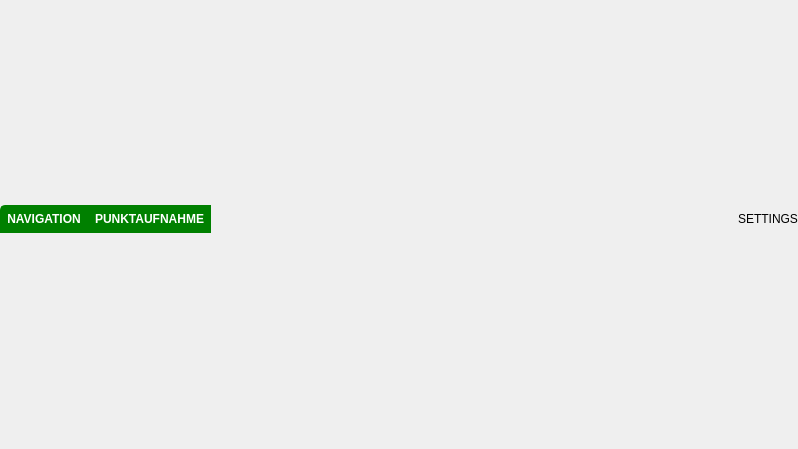
The window that gnavs/gui/recording/toggle_buttons.ui (b-lack/qgis-gnavs-plugin) describes before a commit, drawn with Qt 5.
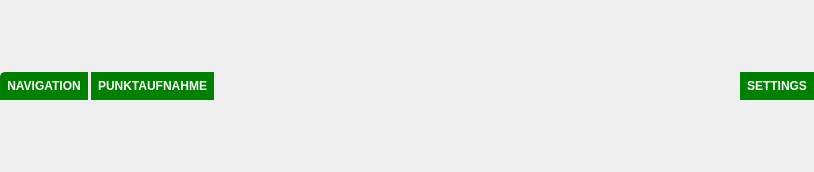
The same window after the commit.

The edit to the form file:
```diff
--- a/gnavs/gui/recording/toggle_buttons.ui
+++ b/gnavs/gui/recording/toggle_buttons.ui
@@ -6,13 +6,16 @@
    <rect>
     <x>0</x>
     <y>0</y>
-    <width>798</width>
-    <height>449</height>
+    <width>814</width>
+    <height>172</height>
    </rect>
   </property>
   <property name="windowTitle">
    <string>Form</string>
   </property>
+  <property name="styleSheet">
+   <string notr="true"/>
+  </property>
   <layout class="QVBoxLayout" name="verticalLayout">
    <property name="leftMargin">
     <number>0</number>
@@ -29,13 +32,13 @@
    <item>
     <layout class="QHBoxLayout" name="horizontalLayout_3">
      <property name="spacing">
-      <number>0</number>
+      <number>3</number>
      </property>
      <property name="topMargin">
       <number>0</number>
      </property>
      <property name="bottomMargin">
-      <number>10</number>
+      <number>0</number>
      </property>
      <item>
       <widget class="QPushButton" name="lfbNavigationButton">
@@ -111,16 +114,36 @@
        <property name="sizeHint" stdset="0">
         <size>
          <width>40</width>
-         <height>20</height>
+         <height>10</height>
         </size>
        </property>
       </spacer>
      </item>
      <item>
       <widget class="QPushButton" name="lfbSettingsButton">
+       <property name="font">
+        <font>
+         <weight>75</weight>
+         <bold>true</bold>
+        </font>
+       </property>
+       <property name="cursor">
+        <cursorShape>PointingHandCursor</cursorShape>
+       </property>
        <property name="styleSheet">
-        <string notr="true">background-color: transparent;
-border: none;</string>
+        <string notr="true">QPushButton{
+	border: 2px solid #333;
+	color: #555;
+	padding: 5px;
+}
+QPushButton:hover{
+	background-color: yellow;
+}
+QPushButton:enabled{
+	border:  2px solid green;
+	background-color: green;
+	color: #fff;
+}</string>
        </property>
        <property name="text">
         <string>SETTINGS</string>
```
Left out of the diff: 6 changed lines with no effect on the pictures.
